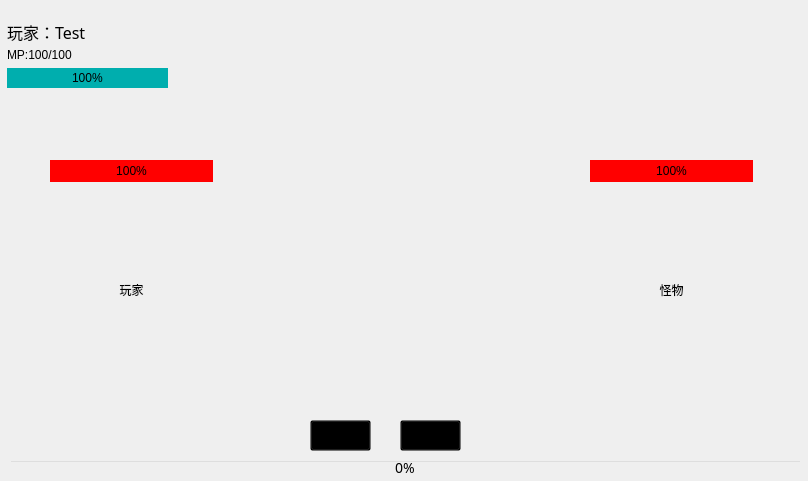
This is ui_test_project.ui in jonny030/RPG as Qt 5 draws it before an edit. The edited form follows.
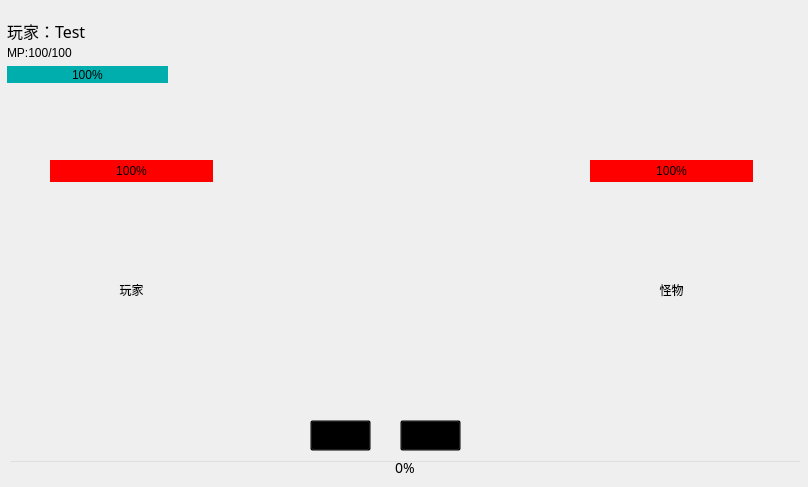
This is the edited form. Icons and pictures are not drawn.

What changed in the file:
```diff
--- a/ui_test_project.ui
+++ b/ui_test_project.ui
@@ -10,7 +10,7 @@
     <x>0</x>
     <y>0</y>
     <width>808</width>
-    <height>481</height>
+    <height>487</height>
    </rect>
   </property>
   <property name="sizePolicy">
@@ -180,7 +180,7 @@
       <x>7</x>
       <y>22</y>
       <width>161</width>
-      <height>66</height>
+      <height>61</height>
      </rect>
     </property>
     <layout class="QVBoxLayout" name="verticalLayout_2">
```
